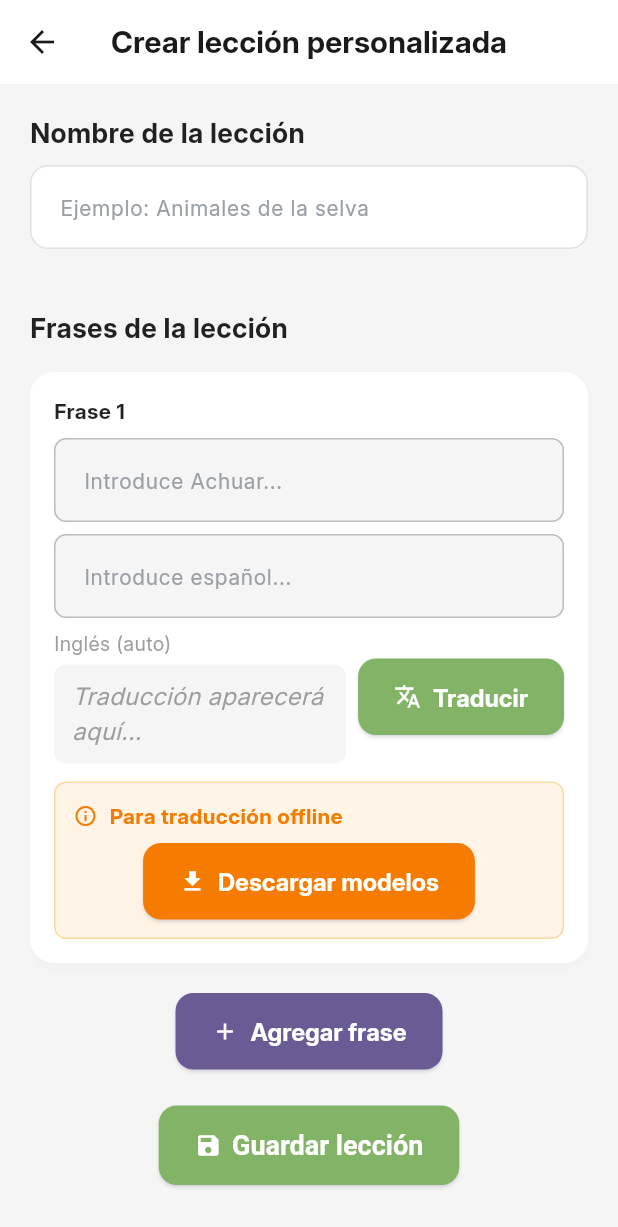
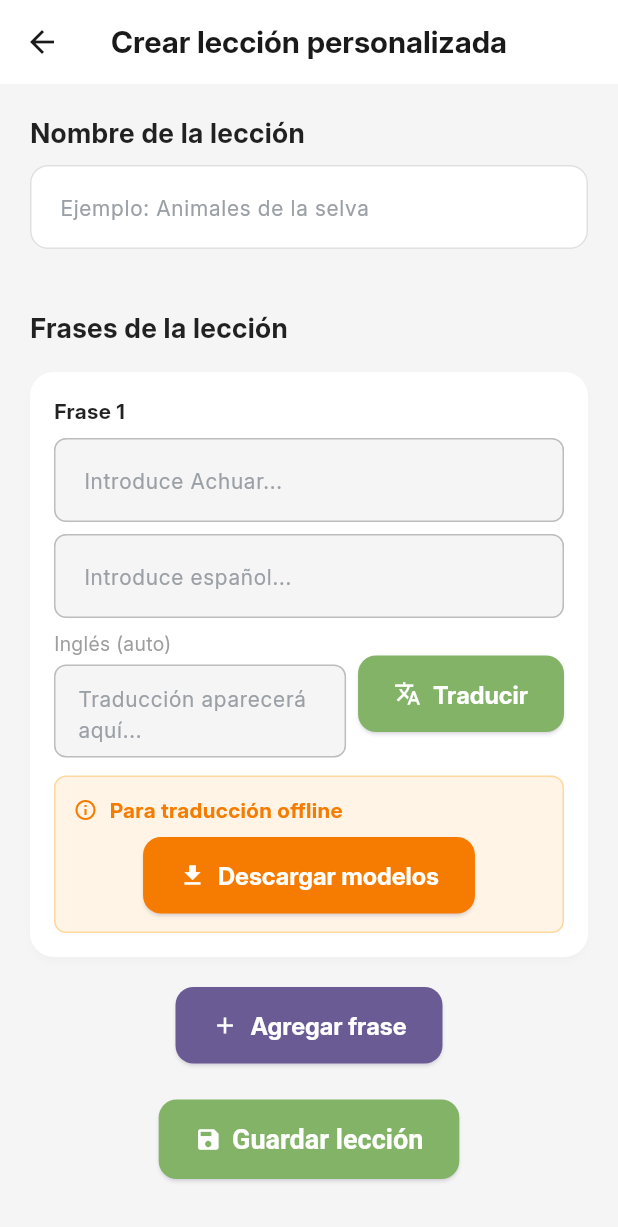
Before and after one commit to Will-Fahie/traductor-actuar, a Flutter app: the CreateCustomLessonScreen screen opened directly, on a phone screen of 412 x 824 dp. Shown: the top 1227 px of the screen. Run offline on Flutter 3.47's test engine with Material 3 defaults, Android fonts, the phone set to English and light mode, and no system bars; our stand-ins replace audioplayers, cloud_firestore, connectivity_plus, device_info_plus, firebase_core, firebase_storage and 4 more; missing offline and left inert: dart:html, google_mlkit_translation, translator; accounts and stored records are empty.

Commit message:
added manual english translation to custom lessons

```diff
--- a/lib/l10n/app_localizations.dart
+++ b/lib/l10n/app_localizations.dart
@@ -26,6 +26,10 @@ class AppLocalizations {
       ? 'Explora las herramientas de traducción y recursos educativos.'
       : 'Explore translation tools and educational resources.';
   String get logoutButton => locale.languageCode == 'es' ? 'Cerrar sesión' : 'Logout';
+  String get guestMode => locale.languageCode == 'es' ? 'Modo Invitado' : 'Guest Mode';
+  String get guestModeWarning => locale.languageCode == 'es'
+      ? 'Aunque es posible crear lecciones personalizadas y listas en modo invitado, si te desconectas es probable que pierdas estos datos. Para guardar lecciones personalizadas, traducciones y listas, crea una cuenta.'
+      : 'While you can create custom lessons and lists in guest mode, you may lose this data if you disconnect. To save custom lessons, translations, and lists, create an account.';
 
   // Menu Items
   String get dictionary => locale.languageCode == 'es' ? 'Diccionario' : 'Dictionary';
--- a/lib/screens/create_custom_lesson_screen.dart
+++ b/lib/screens/create_custom_lesson_screen.dart
@@ -72,7 +72,8 @@ class _CreateCustomLessonScreenState extends State<CreateCustomLessonScreen> {
           ..spanish = e['spanish'] ?? ''
           ..english = e['english'] ?? ''
           ..achuarController = TextEditingController(text: e['achuar'] ?? '')
-          ..spanishController = TextEditingController(text: e['spanish'] ?? '');
+          ..spanishController = TextEditingController(text: e['spanish'] ?? '')
+          ..englishController = TextEditingController(text: e['english'] ?? '');
         _pairs.add(pair);
       }
       if (_pairs.isEmpty) _pairs.add(_PhrasePair());
@@ -264,7 +265,13 @@ class _CreateCustomLessonScreenState extends State<CreateCustomLessonScreen> {
       // Post-process the translation
       translated = _postprocessTranslation(translated, sourceText: pair.spanish);
 
-      setState(() { pair.english = translated; });
+      setState(() {
+        pair.english = translated;
+        // Update the controller if it exists
+        if (pair.englishController != null) {
+          pair.englishController!.text = translated;
+        }
+      });
 
       // Submit to achuar_submission collection
       final submission = {
@@ -625,24 +632,23 @@ class _CreateCustomLessonScreenState extends State<CreateCustomLessonScreen> {
                               children: [
                                 Text(AppLocalizations.of(context)?.englishAuto ?? 'English (auto)', style: const TextStyle(fontSize: 13, color: Colors.grey)),
                                 const SizedBox(height: 4),
-                                Container(
-                                  padding: const EdgeInsets.symmetric(vertical: 10, horizontal: 12),
-                                  decoration: BoxDecoration(
-                                    color: isDarkMode ? const Color(0xFF232323) : Colors.grey[100],
-                                    borderRadius: BorderRadius.circular(8),
+                                TextField(
+                                  decoration: InputDecoration(
+                                    hintText: AppLocalizations.of(context)?.translationAppearHere ?? 'Traducción aparecerá aquí...',
+                                    filled: true,
+                                    fillColor: isDarkMode ? const Color(0xFF232323) : Colors.grey[100],
+                                    border: OutlineInputBorder(borderRadius: BorderRadius.circular(8)),
+                                    enabledBorder: OutlineInputBorder(
+                                      borderRadius: BorderRadius.circular(8),
+                                      borderSide: BorderSide(color: Colors.grey[400]!),
+                                    ),
+                                    contentPadding: const EdgeInsets.symmetric(vertical: 10, horizontal: 12),
                                   ),
-                                  child: Text(
-                                    pair.english.isEmpty
-                                      ? (AppLocalizations.of(context)?.translationAppearHere ?? 'Traducción aparecerá aquí...')
-                                      : pair.english,
-                                    style: TextStyle(
-                                      color: pair.english.isEmpty
-                                        ? Colors.grey
-                                        : (isDarkMode ? Colors.white : Colors.black87),
-                                      fontSize: 16,
-                                      fontStyle: pair.english.isEmpty ? FontStyle.italic : FontStyle.normal,
-                                    ),
-                                  ),
+                                  controller: pair.englishController ??= TextEditingController(text: pair.english),
+                                  onChanged: (v) => pair.english = v,
+                                  style: TextStyle(color: isDarkMode ? Colors.white : Colors.black87, fontSize: 16),
+                                  maxLines: null,
+                                  minLines: 1,
                                 ),
                               ],
                             ),
@@ -815,4 +821,5 @@ class _PhrasePair {
   bool isTranslating = false;
   TextEditingController? achuarController;
   TextEditingController? spanishController;
+  TextEditingController? englishController;
 }
--- a/lib/screens/translator_screen.dart
+++ b/lib/screens/translator_screen.dart
@@ -470,7 +470,7 @@ class _TranslatorScreenState extends State<TranslatorScreen> with SingleTickerPr
 
     // Remove regex backreference artifacts like $1, $2, $ 1, $ 2, etc. (with or without spaces)
     processed = processed.replaceAll(RegExp(r'\$\s*\d+'), '');
-    processed = processed.replaceAll(RegExp(r'\s+'), ' '); // Clean up extra spaces againr
+    processed = processed.replaceAll(RegExp(r'\s+'), ' '); // Clean up extra spaces again
 
     // Remove any remaining context phrases (comprehensive cleanup)
     processed = processed.replaceAll(RegExp(r'^(Translate\s+(to|into)\s+English:\s*|Traducir\s+al\s+inglés:\s*)', caseSensitive: false), '');
--- a/pubspec.yaml
+++ b/pubspec.yaml
@@ -16,7 +16,7 @@ publish_to: 'none' # Remove this line if you wish to publish to pub.dev
 # https://developer.apple.com/library/archive/documentation/General/Reference/InfoPlistKeyReference/Articles/CoreFoundationKeys.html
 # In Windows, build-name is used as the major, minor, and patch parts
 # of the product and file versions while build-number is used as the build suffix.
-version: 1.0.1+7
+version: 1.0.1+8
 
 environment:
   sdk: ^3.8.0-278.1.beta
```
Also changed, not shown: lib/screens/home_screen.dart (+10 -4 lines).
